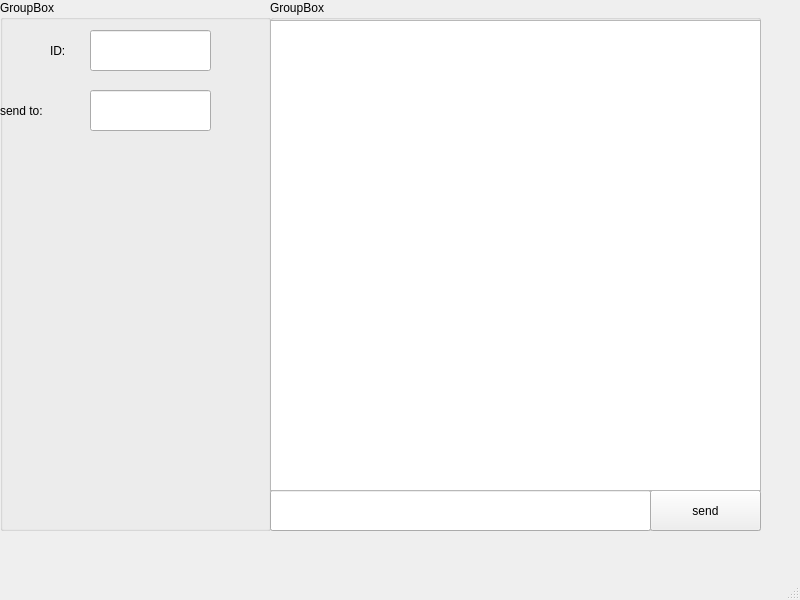
Above: chatroom.ui from Pourya231/converso before the change. Below: the same form after it.
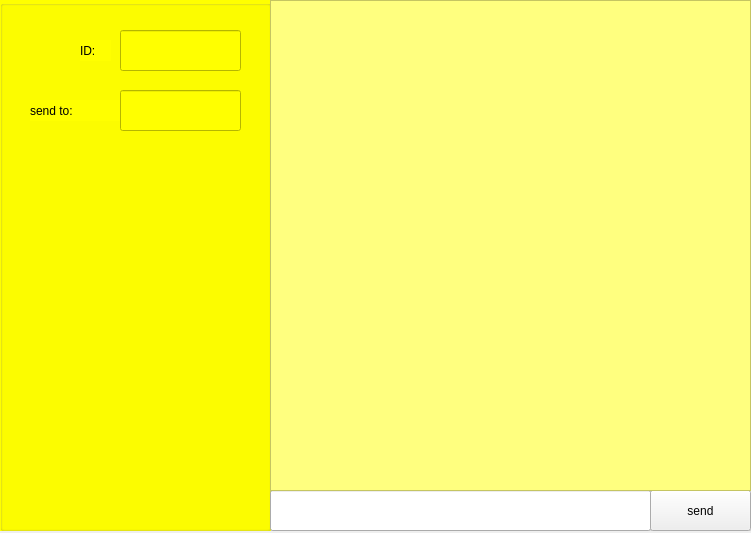
That is the form after the change.

Commit message: redeisgn chatroom

What changed in the file:
```diff
--- a/chatroom.ui
+++ b/chatroom.ui
@@ -6,8 +6,8 @@
    <rect>
     <x>0</x>
     <y>0</y>
-    <width>800</width>
-    <height>600</height>
+    <width>751</width>
+    <height>533</height>
    </rect>
   </property>
   <property name="windowTitle">
@@ -23,13 +23,16 @@
       <height>531</height>
      </rect>
     </property>
+    <property name="styleSheet">
+     <string notr="true">background-color: rgb(255, 255, 0);</string>
+    </property>
     <property name="title">
-     <string>GroupBox</string>
+     <string/>
     </property>
     <widget class="QLineEdit" name="lineEdit_2">
      <property name="geometry">
       <rect>
-       <x>90</x>
+       <x>120</x>
        <y>30</y>
        <width>121</width>
        <height>41</height>
@@ -39,9 +42,9 @@
     <widget class="QLabel" name="label">
      <property name="geometry">
       <rect>
-       <x>50</x>
+       <x>80</x>
        <y>40</y>
-       <width>55</width>
+       <width>31</width>
        <height>21</height>
       </rect>
      </property>
@@ -56,7 +59,7 @@
     <widget class="QLabel" name="label_2">
      <property name="geometry">
       <rect>
-       <x>0</x>
+       <x>30</x>
        <y>100</y>
        <width>101</width>
        <height>21</height>
@@ -73,7 +76,7 @@
     <widget class="QLineEdit" name="lineEdit_3">
      <property name="geometry">
       <rect>
-       <x>90</x>
+       <x>120</x>
        <y>90</y>
        <width>121</width>
        <height>41</height>
@@ -91,7 +94,7 @@
      </rect>
     </property>
     <property name="title">
-     <string>GroupBox</string>
+     <string/>
     </property>
     <widget class="QLineEdit" name="lineEdit">
      <property name="geometry">
@@ -102,13 +105,16 @@
        <height>41</height>
       </rect>
      </property>
+     <property name="styleSheet">
+      <string notr="true">font: 10pt &quot;MS Shell Dlg 2&quot;;</string>
+     </property>
     </widget>
     <widget class="QPushButton" name="pushButton">
      <property name="geometry">
       <rect>
        <x>380</x>
        <y>490</y>
-       <width>111</width>
+       <width>101</width>
        <height>41</height>
       </rect>
      </property>
@@ -120,25 +126,19 @@
      <property name="geometry">
       <rect>
        <x>0</x>
-       <y>20</y>
-       <width>491</width>
-       <height>471</height>
+       <y>0</y>
+       <width>481</width>
+       <height>491</height>
       </rect>
      </property>
+     <property name="styleSheet">
+      <string notr="true">background-color: rgb(255, 255, 127);
+f
+font: 63 14pt &quot;Yu Gothic UI Semibold&quot;;</string>
+     </property>
     </widget>
    </widget>
   </widget>
-  <widget class="QMenuBar" name="menubar">
-   <property name="geometry">
-    <rect>
-     <x>0</x>
-     <y>0</y>
-     <width>800</width>
-     <height>25</height>
-    </rect>
-   </property>
-  </widget>
-  <widget class="QStatusBar" name="statusbar"/>
  </widget>
  <resources/>
  <connections/>
```
The commit also changes 11 other files.
